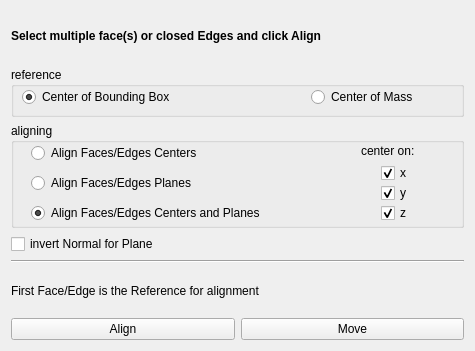
This is Align Objects/CenterAlignObjectswFacesEdges.ui in easyw/FreeCAD_Macros as Qt 5 draws it before an edit. The edited form follows.
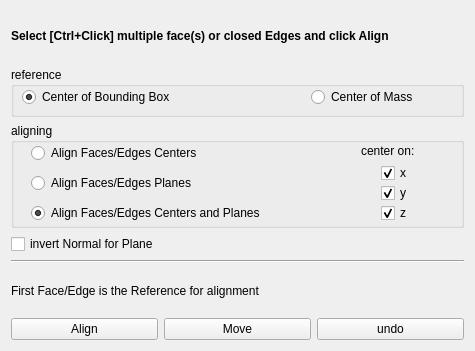
This is the edited form.

Commit message: v0.37 added Undo button

Patch:
```diff
--- a/Align Objects/CenterAlignObjectswFacesEdges.ui
+++ b/Align Objects/CenterAlignObjectswFacesEdges.ui
@@ -32,7 +32,7 @@
         </font>
        </property>
        <property name="text">
-        <string>Select multiple face(s) or closed Edges and click Align</string>
+        <string>&lt;html&gt;&lt;head/&gt;&lt;body&gt;&lt;p&gt;Select [Ctrl+Click] multiple face(s) or closed Edges and click Align&lt;/p&gt;&lt;/body&gt;&lt;/html&gt;</string>
        </property>
       </widget>
      </item>
@@ -231,6 +231,16 @@
          </property>
         </widget>
        </item>
+       <item>
+        <widget class="QPushButton" name="btnUndoMove">
+         <property name="toolTip">
+          <string>select Faces / Edges and click to show Normals</string>
+         </property>
+         <property name="text">
+          <string>undo</string>
+         </property>
+        </widget>
+       </item>
       </layout>
      </item>
     </layout>
```
Left out of the diff: 6 changed lines with no effect on the pictures. The commit also changes 3 other files.
